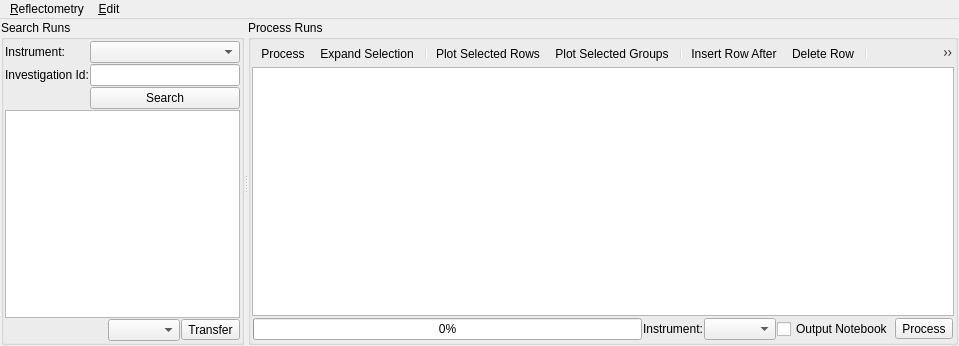
Qt form MantidQt/CustomInterfaces/inc/MantidQtCustomInterfaces/ReflMainWidget.ui (mantidproject/mantid) before a commit.
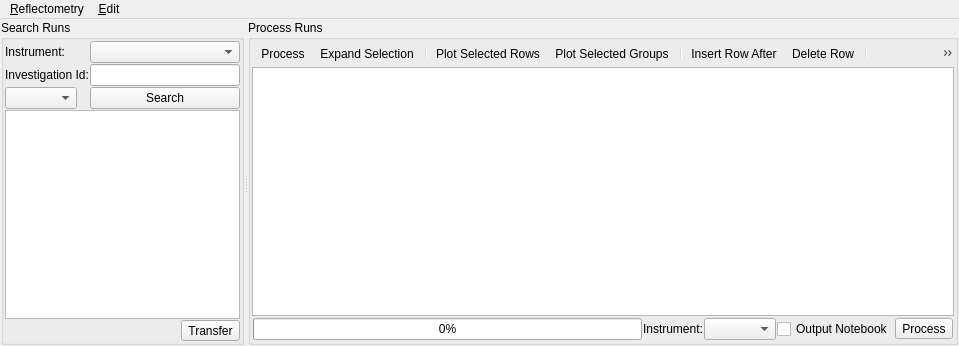
The same form after that commit. Icons and pictures are not drawn.

Commit message:
refs #13989. Move and doc transfer method input.
Since the transfer method actually affects the search filtering. It would
be best to co-locate those controls. I've also added the `what's this`
help for that new input method.

Patch:
```diff
--- a/MantidQt/CustomInterfaces/inc/MantidQtCustomInterfaces/ReflMainWidget.ui
+++ b/MantidQt/CustomInterfaces/inc/MantidQtCustomInterfaces/ReflMainWidget.ui
@@ -63,6 +63,9 @@
         </property>
         <item>
          <layout class="QFormLayout" name="layoutSearchForm">
+          <property name="fieldGrowthPolicy">
+           <enum>QFormLayout::AllNonFixedFieldsGrow</enum>
+          </property>
           <item row="0" column="0">
            <widget class="QLabel" name="labelInstrument">
             <property name="text">
@@ -158,6 +161,13 @@
             </property>
            </widget>
           </item>
+          <item row="2" column="0">
+           <widget class="QComboBox" name="comboTransferMethod">
+            <property name="whatsThis">
+             <string>The strategy for searching and transfering files. See help.</string>
+            </property>
+           </widget>
+          </item>
          </layout>
         </item>
         <item>
@@ -203,9 +213,6 @@
             </property>
            </spacer>
           </item>
-          <item>
-           <widget class="QComboBox" name="comboTransferMethod"/>
-          </item>
           <item>
            <widget class="QToolButton" name="buttonTransfer">
             <property name="text">
```
Left out of the diff: 46 changed lines with no effect on the pictures.
